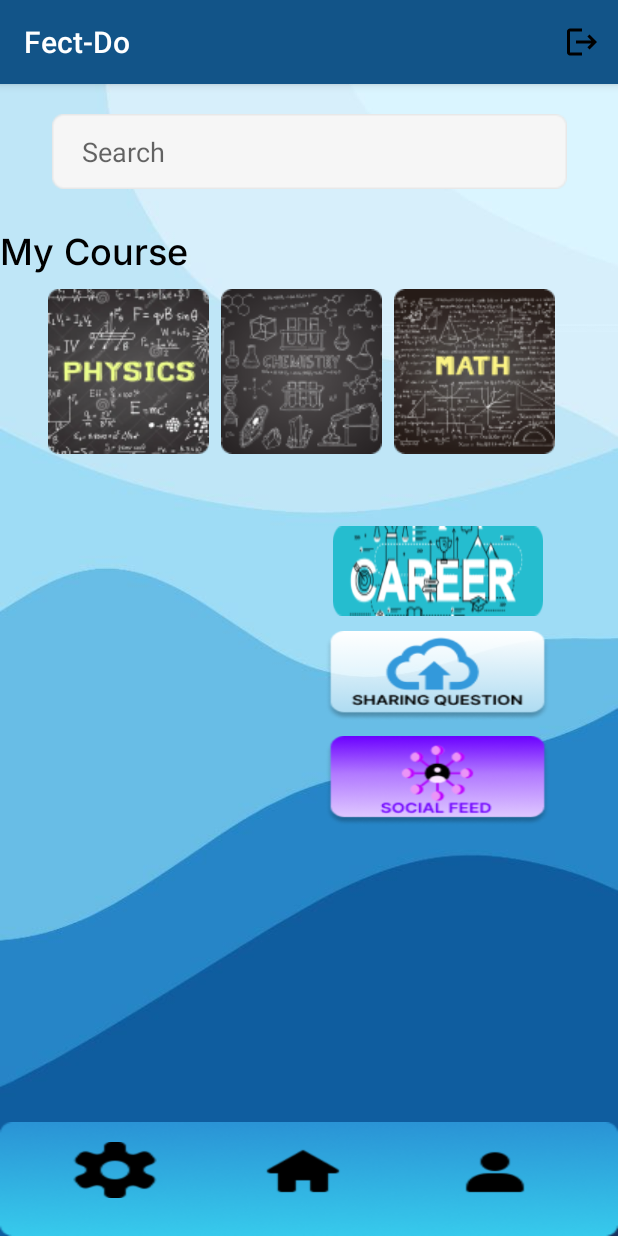
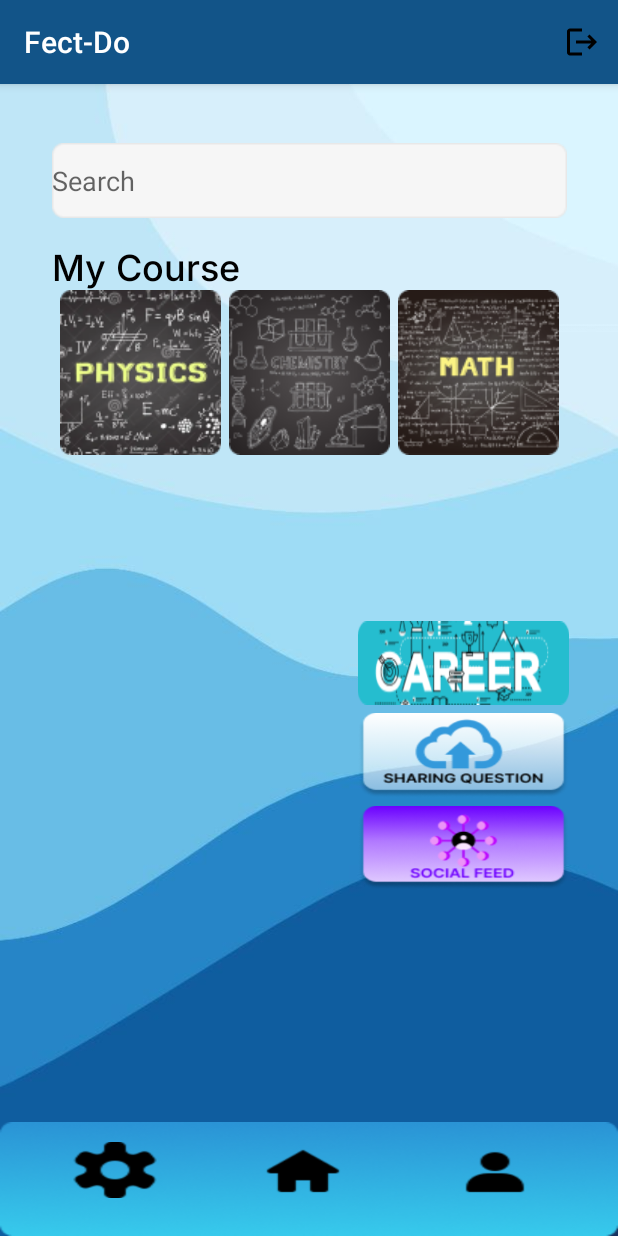
Before and after one commit to Wan2729/Fect-DO, an Android app: the screen it shows after launch once a user with an empty profile is signed in (Enroll), on a phone screen of 412 x 824 dp. Run offline under Robolectric (Android 15) with nearby library versions, the phone set to English and light mode, and no system bars; our stand-ins replace Firebase (no records; nobody signed in at launch, a user with empty details on screens opened directly); Roboto replaces fonts that are not available here.

Commit message:
Done tukar layout activity_enroll.xml kepada constraint layout

```diff
--- a/app/src/main/res/layout/activity_enroll.xml
+++ b/app/src/main/res/layout/activity_enroll.xml
@@ -9,11 +9,14 @@
 
     <include
         android:id="@+id/toolbar"
-        layout="@layout/toolbar" />
+        layout="@layout/toolbar"
+        app:layout_constraintEnd_toEndOf="parent"
+        app:layout_constraintStart_toStartOf="parent"
+        app:layout_constraintTop_toTopOf="parent" />
 
 
     <EditText
-        android:id="@+id/editTextText5"
+        android:id="@+id/etSearchBar"
         android:layout_width="wrap_content"
         android:layout_height="wrap_content"
         android:layout_alignParentStart="true"
@@ -23,40 +26,31 @@
         android:ems="10"
         android:hint="Search"
         android:inputType="text"
-        android:paddingLeft="20dp"
+        app:layout_constraintBottom_toBottomOf="parent"
         app:layout_constraintEnd_toEndOf="parent"
         app:layout_constraintStart_toStartOf="parent"
-        app:layout_constraintTop_toBottomOf="@+id/toolbar" />
+        app:layout_constraintTop_toTopOf="parent"
+        app:layout_constraintVertical_bias=".1" />
 
     <TextView
         android:id="@+id/textView10"
         style="@style/myText"
-        android:layout_width="wrap_content"
+        android:layout_width="0dp"
         android:layout_height="wrap_content"
-        android:layout_above="@+id/scrollView2"
-        android:layout_alignParentStart="true"
-        android:layout_alignParentEnd="true"
-        android:layout_marginTop="24dp"
+        android:layout_marginTop="15dp"
         android:text="My Course"
         android:textSize="24sp"
-        app:layout_constraintTop_toBottomOf="@+id/editTextText5"
-        tools:layout_editor_absoluteX="34dp" />
+        app:layout_constraintEnd_toEndOf="@+id/etSearchBar"
+        app:layout_constraintStart_toStartOf="@id/etSearchBar"
+        app:layout_constraintTop_toBottomOf="@+id/etSearchBar" />
 
     <ScrollView
         android:id="@+id/scrollView2"
-        android:layout_width="394dp"
+        android:layout_width="0dp"
         android:layout_height="128dp"
-        android:layout_above="@+id/btnCareer"
-        android:layout_alignParentStart="true"
-        android:layout_alignParentEnd="true"
-        android:layout_marginTop="10dp"
-        android:layout_marginBottom="412dp"
-        app:layout_constraintBottom_toBottomOf="parent"
-        app:layout_constraintEnd_toEndOf="parent"
-        app:layout_constraintHorizontal_bias="0.0"
-        app:layout_constraintStart_toStartOf="parent"
-        app:layout_constraintTop_toBottomOf="@+id/textView10"
-        app:layout_constraintVertical_bias="0.0">
+        app:layout_constraintEnd_toEndOf="@id/textView10"
+        app:layout_constraintStart_toStartOf="@id/textView10"
+        app:layout_constraintTop_toBottomOf="@id/textView10">
 
         <LinearLayout
             android:layout_width="match_parent"
@@ -67,69 +61,63 @@
                 android:id="@+id/btnPhysics"
                 android:layout_width="wrap_content"
                 android:layout_height="match_parent"
-                android:layout_marginStart="32dp"
+                android:layout_marginStart="5dp"
                 app:srcCompat="@drawable/btnphysics" />
 
             <ImageView
                 android:id="@+id/btnChem"
                 android:layout_width="wrap_content"
                 android:layout_height="wrap_content"
-                android:layout_marginStart="8dp"
-                android:layout_marginEnd="8dp"
+                android:layout_marginStart="5dp"
                 app:srcCompat="@drawable/btnchem" />
 
             <ImageView
                 android:id="@+id/btnMath"
                 android:layout_width="wrap_content"
                 android:layout_height="wrap_content"
-                android:layout_marginEnd="4dp"
+                android:layout_marginStart="5dp"
                 app:srcCompat="@drawable/btnmath" />
 
         </LinearLayout>
     </ScrollView>
 
+
     <ImageButton
         android:id="@+id/btnCareer"
-        android:layout_width="140dp"
-        android:layout_height="60dp"
-        android:layout_alignParentStart="true"
-        android:layout_alignParentEnd="true"
-        android:layout_alignParentBottom="true"
-        android:layout_marginTop="30dp"
-        android:layout_marginEnd="50dp"
+        android:layout_width="0dp"
+        android:layout_height="0dp"
+        android:layout_marginVertical="5dp"
         android:background="@drawable/btncareer"
-        android:padding="30dp"
         android:scaleType="fitXY"
-        app:layout_constraintEnd_toEndOf="parent"
+        app:layout_constraintDimensionRatio="2.5:1"
+        app:layout_constraintVertical_bias=".2"
+        app:layout_constraintBottom_toBottomOf="parent"
+        app:layout_constraintEnd_toEndOf="@id/guideline92V"
+        app:layout_constraintStart_toStartOf="@+id/guideline58V"
         app:layout_constraintTop_toBottomOf="@+id/scrollView2" />
-
 
     <ImageButton
         android:id="@+id/btnUpload"
-        android:layout_width="150dp"
-        android:layout_height="60dp"
-        android:layout_alignParentStart="true"
-        android:layout_alignParentEnd="true"
-        android:layout_alignParentBottom="true"
-        android:layout_marginTop="10dp"
-        android:layout_marginEnd="45dp"
+        android:layout_width="0dp"
+        android:layout_height="0dp"
         android:background="@drawable/sharingbutton"
         android:scaleType="fitXY"
-        app:layout_constraintEnd_toEndOf="parent"
+        android:layout_marginVertical="5dp"
+        app:layout_constraintDimensionRatio="2.5:1"
+        app:layout_constraintStart_toStartOf="@+id/guideline58V"
+        app:layout_constraintEnd_toEndOf="@id/guideline92V"
         app:layout_constraintTop_toBottomOf="@+id/btnCareer" />
 
     <ImageButton
         android:id="@+id/btnSosial"
-        android:layout_width="150dp"
-        android:layout_height="60dp"
-        android:layout_alignParentStart="true"
-        android:layout_alignParentEnd="true"
-        android:layout_alignParentBottom="true"
-        android:layout_marginTop="10dp"
-        android:layout_marginEnd="45dp"
+        android:layout_width="0dp"
+        android:layout_height="0dp"
         android:background="@drawable/socialbutton"
         android:scaleType="fitXY"
-        app:layout_constraintEnd_toEndOf="parent"
+        android:layout_marginVertical="5dp"
+        app:layout_constraintDimensionRatio="2.5:1"
+        app:layout_constraintStart_toStartOf="@+id/guideline58V"
+        app:layout_constraintEnd_toEndOf="@id/guideline92V"
         app:layout_constraintTop_toBottomOf="@+id/btnUpload" />
 
     <androidx.fragment.app.FragmentContainerView
@@ -142,5 +130,19 @@
         app:layout_constraintHorizontal_bias="0.0"
         app:layout_constraintStart_toStartOf="parent"></androidx.fragment.app.FragmentContainerView>
 
+    <androidx.constraintlayout.widget.Guideline
+        android:id="@+id/guideline92V"
+        android:layout_width="wrap_content"
+        android:layout_height="wrap_content"
+        android:orientation="vertical"
+        app:layout_constraintGuide_percent="0.92" />
+
+    <androidx.constraintlayout.widget.Guideline
+        android:id="@+id/guideline58V"
+        android:layout_width="wrap_content"
+        android:layout_height="wrap_content"
+        android:orientation="vertical"
+        app:layout_constraintGuide_percent="0.58" />
+
 
 </androidx.constraintlayout.widget.ConstraintLayout>
```
